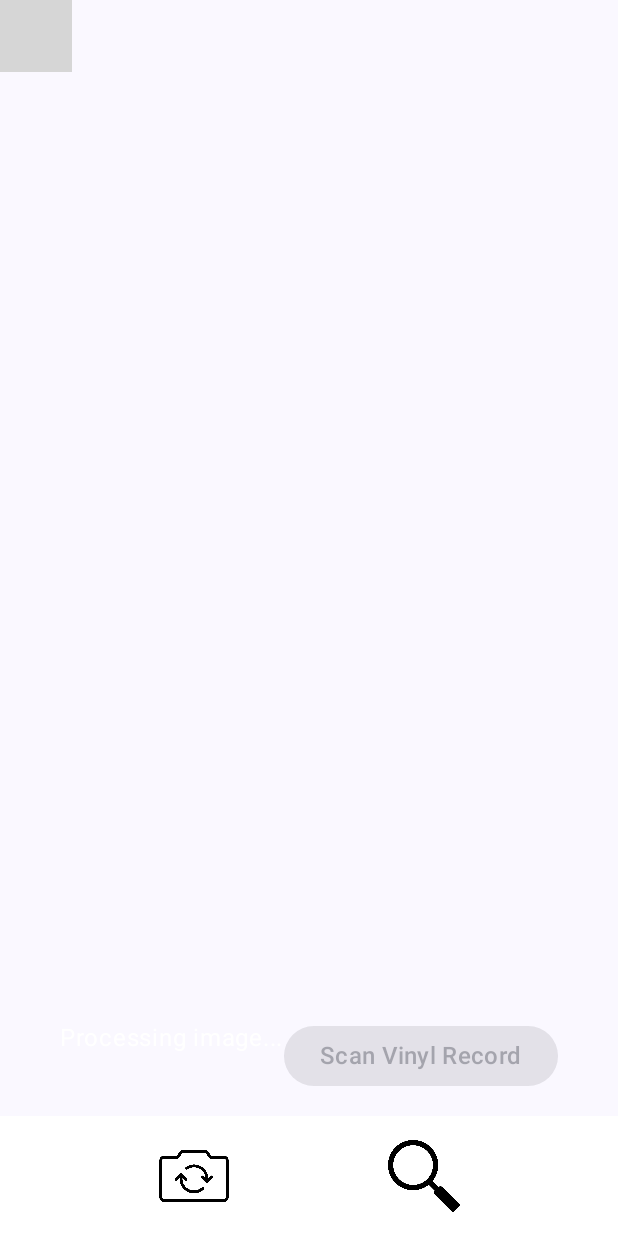
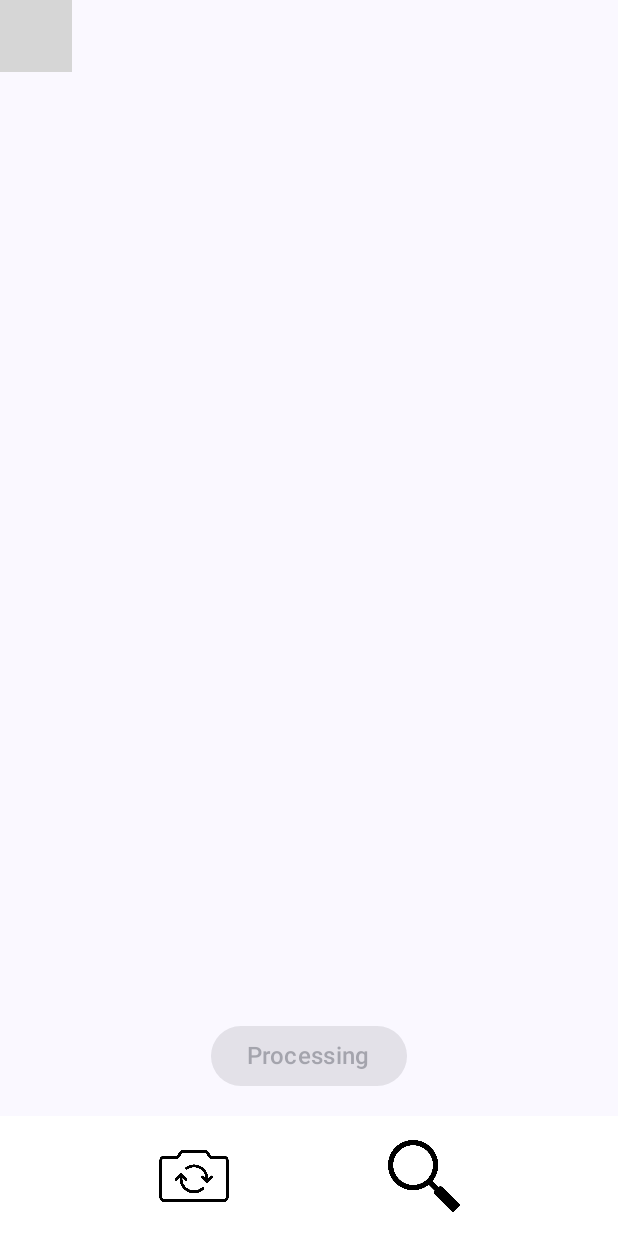
Before and after one commit to KyleMcIndoe/AJK-hackathon, an Android app built with Jetpack Compose: the screen it shows after launch (MainActivity), after a tap on "Scan Vinyl Record", on a phone screen of 412 x 824 dp. Run offline under Robolectric (Android 15) with nearby library versions, the phone set to English and light mode, and no system bars; libraries missing offline, so code that uses them is left out: androidx.camera.core, androidx.camera.lifecycle, androidx.camera.view, com.google.mlkit.vision; 9 statements that could not run were skipped; grey boxes are pictures that could not be loaded.

Commit message:
photobutton changes

```diff
--- a/app/src/main/java/com/example/application/components/PhotoButton.kt
+++ b/app/src/main/java/com/example/application/components/PhotoButton.kt
@@ -82,13 +82,6 @@ fun PhotoButton(imageCaptureUseCase: ImageCapture, showResults: Boolean, setShow
                 .padding(16.dp).fillMaxWidth(),
             horizontalArrangement = Arrangement.Center
         ) {
-            if (isProcessing) {
-                Text(
-                    text = "Processing image...",
-                    color = MaterialTheme.colorScheme.onPrimary
-                )
-            }
-
             Button(
                 onClick = {
                     isProcessing = true
@@ -100,6 +93,7 @@ fun PhotoButton(imageCaptureUseCase: ImageCapture, showResults: Boolean, setShow
                         override fun onImageSaved(outputFileResults: ImageCapture.OutputFileResults) {
                             outputFileResults.savedUri?.let { uri ->
                                 // Process the image with justins API
+                                isProcessing = false
                             }
                         }
 
@@ -116,16 +110,15 @@ fun PhotoButton(imageCaptureUseCase: ImageCapture, showResults: Boolean, setShow
                 },
                 enabled = !isProcessing
             ) {
-                Text("Scan Vinyl Record", style = MaterialTheme.typography.titleMedium)
+                if(!isProcessing) {
+                    Text("Scan Vinyl Record", style = MaterialTheme.typography.titleMedium)
+                } else {
+                    Text("Processing", style = MaterialTheme.typography.titleMedium)
+                }
             }
 
             if (showResults && searchResults.isNotEmpty()) {
-                Button(
-                    onClick = { setShowResults(true)},
-                    modifier = Modifier.fillMaxWidth()
-                ) {
-                    Text("View Results (${searchResults.size})")
-                }
+                setShowResults(true)
             }
         }
 }
```
